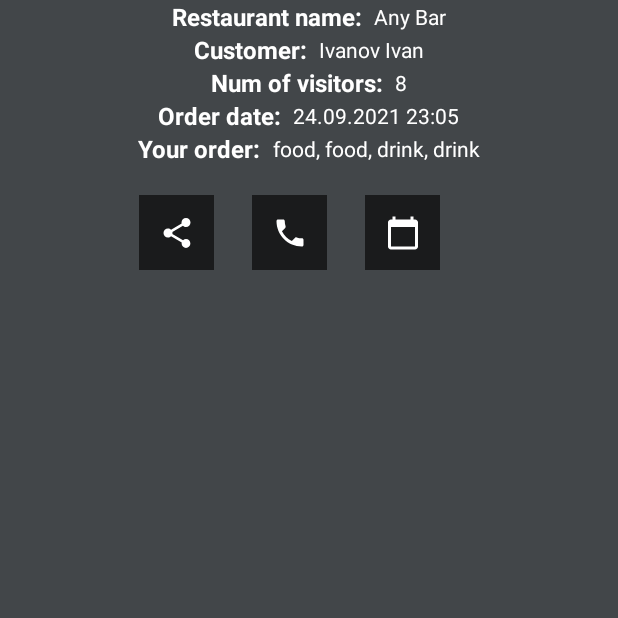
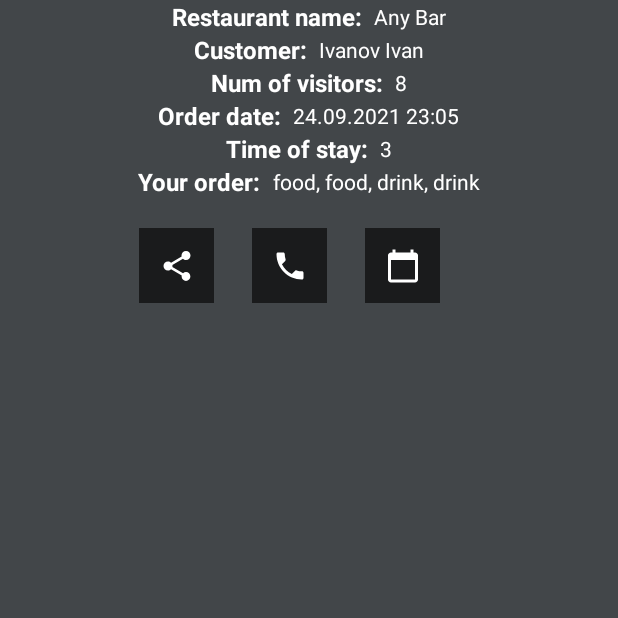
Before and after one commit to Sparrow1001/OrderApp, an Android app: the OrderDetailActivity screen opened directly, with no data from a screen before it, on a phone screen of 412 x 824 dp, the top half of it. Run offline under Robolectric (Android 15) with nearby library versions, the phone set to English and light mode, and no system bars; our stand-ins replace Room's generated code; 5 statements that could not run were skipped.

```diff
--- a/app/src/main/AndroidManifest.xml
+++ b/app/src/main/AndroidManifest.xml
@@ -5,7 +5,7 @@
     <uses-permission android:name="android.permission.READ_CALENDAR"/>
     <uses-permission android:name="android.permission.WRITE_CALENDAR"/>
     <application
-        android:allowBackup="true"
+        android:allowBackup="false"
         android:icon="@mipmap/ic_launcher"
         android:label="@string/app_name"
         android:roundIcon="@mipmap/ic_launcher_round"
--- a/app/src/main/java/com/example/orderapp/Presentation/View/Adapters/OrderListAdapter.java
+++ b/app/src/main/java/com/example/orderapp/Presentation/View/Adapters/OrderListAdapter.java
@@ -37,8 +37,9 @@ public class OrderListAdapter extends RecyclerView.Adapter<OrderListAdapter.Orde
         holder.placeTv.setText(currentOrder.getPlace());
         holder.nameTv.setText(currentOrder.getCustomer());
         holder.numOfVisitorsTv.setText(String.valueOf(currentOrder.getNumOfVisitors()) + " visitors");
-        holder.dateTv.setText(currentOrder.getArrivalTime());
-        holder.foodTv.setText("Your order: food, food, drink, drink");
+        holder.dateTv.setText(currentOrder.getArrivalTime() + " within " + currentOrder.getTimeOfStay() + " hours");
+        holder.foodTv.setText("Your order: "+ currentOrder.getChooseFood());
+
     }
 
     @Override
--- a/app/src/main/java/com/example/orderapp/Presentation/View/AddOrderActivity.java
+++ b/app/src/main/java/com/example/orderapp/Presentation/View/AddOrderActivity.java
@@ -80,10 +80,10 @@ public class AddOrderActivity extends AppCompatActivity {
                     String numOfVisitors = numOfVisitorsEt.getText().toString();
                     String arrivalTime = arrivalTimeEt.getText().toString();
                     String timeOfStay = timeOfStayEt.getText().toString();
-                    String chooseFood = chooseFoodEt.getText().toString();
+                    String choosedFood = chooseFoodEt.getText().toString();
 
                     orderViewModel = new OrderViewModel(getApplication());
-                    orderViewModel.addOrder(place, Integer.parseInt(numOfVisitors), arrivalTime);
+                    orderViewModel.addOrder(place, Integer.parseInt(numOfVisitors), arrivalTime, Integer.parseInt(timeOfStay), choosedFood);
                     finish();
                 }else {
                     Toast.makeText(AddOrderActivity.this, "Заполните все поля", Toast.LENGTH_SHORT).show();
--- a/app/src/main/java/com/example/orderapp/Presentation/View/OrderDetailActivity.java
+++ b/app/src/main/java/com/example/orderapp/Presentation/View/OrderDetailActivity.java
@@ -33,7 +33,7 @@ public class OrderDetailActivity extends AppCompatActivity {
     private static final int MY_PERMISSIONS_REQUEST_ACCESS = 100;
     private LiveData<OrderDTO> order;
     private OrderDetailViewModel orderDetailViewModel;
-    private TextView restNameTv, customerTv, visitorsTv, dateTv, clickToCallTv;
+    private TextView restNameTv, customerTv, visitorsTv, dateTv, orderTv;
     private ImageButton shareBtn, calendarBtn;
 
     @Override
@@ -47,6 +47,7 @@ public class OrderDetailActivity extends AppCompatActivity {
         dateTv = findViewById(R.id.dateTv);
         shareBtn = findViewById(R.id.shareBtn);
         calendarBtn = findViewById(R.id.calendarBtn);
+        orderTv = findViewById(R.id.orderTv);
 
         orderDetailViewModel = new OrderDetailViewModel(getApplication());
 
@@ -60,6 +61,7 @@ public class OrderDetailActivity extends AppCompatActivity {
                 customerTv.setText(orderDTO.getCustomer());
                 visitorsTv.setText(String.valueOf(orderDTO.getNumOfVisitors()));
                 dateTv.setText(orderDTO.getArrivalTime());
+                orderTv.setText(orderDTO.getChooseFood());
 
                 calendarBtn.setOnClickListener(new View.OnClickListener() {
                     @Override
@@ -82,9 +84,9 @@ public class OrderDetailActivity extends AppCompatActivity {
                             }
 
                         cv.put(CalendarContract.Events.TITLE, orderDTO.getPlace());
-                        cv.put(CalendarContract.Events.DESCRIPTION, orderDTO.getCustomer() + "\n"+ orderDTO.getNumOfVisitors() + " visitors");
+                        cv.put(CalendarContract.Events.DESCRIPTION, orderDTO.getCustomer() + "\n"+ orderDTO.getNumOfVisitors() + " visitors"+ "\n" + orderDTO.getChooseFood());
                         cv.put(CalendarContract.Events.DTSTART, startTime.getTimeInMillis());
-                        cv.put(CalendarContract.Events.DTEND, startTime.getTimeInMillis()+1000*120*60);
+                        cv.put(CalendarContract.Events.DTEND, startTime.getTimeInMillis()+1000*60*60*orderDTO.getTimeOfStay());
                         cv.put(CalendarContract.Events.CALENDAR_ID, 2);
                         cv.put(CalendarContract.Events.EVENT_TIMEZONE, Calendar.getInstance().getTimeZone().getID());
                         cr.insert(CalendarContract.Events.CONTENT_URI, cv);
--- a/app/src/main/java/com/example/orderapp/Presentation/ViewModel/OrderViewModel.java
+++ b/app/src/main/java/com/example/orderapp/Presentation/ViewModel/OrderViewModel.java
@@ -35,9 +35,11 @@ public class OrderViewModel extends AndroidViewModel {
 
     public void addOrder(String place,
                          int numOfVisitors,
-                         String arrivalTime){
+                         String arrivalTime,
+                         int timeOfStay,
+                         String choosedFood){
 
-        OrderDTO orderDTO = new OrderDTO("Evgeniy", place, arrivalTime, numOfVisitors);
+        OrderDTO orderDTO = new OrderDTO("Evgeniy", place, arrivalTime, numOfVisitors, timeOfStay, choosedFood);
         insert(orderDTO);
 
     }
--- a/app/src/main/java/com/example/orderapp/Repository/Room/OrderRoomDatabase.java
+++ b/app/src/main/java/com/example/orderapp/Repository/Room/OrderRoomDatabase.java
@@ -12,7 +12,7 @@ import com.example.orderapp.Repository.Room.DAO.OrderDAO;
 import java.util.concurrent.ExecutorService;
 import java.util.concurrent.Executors;
 
-@Database(entities = {OrderDTO.class}, version = 1)
+@Database(entities = {OrderDTO.class}, version = 2)
 public abstract class OrderRoomDatabase extends RoomDatabase {
 
     public abstract OrderDAO orderDAO();
--- a/app/src/main/res/layout/activity_add_order.xml
+++ b/app/src/main/res/layout/activity_add_order.xml
@@ -64,7 +64,6 @@
             android:backgroundTint="@color/white"
             android:layout_width="match_parent"
             android:layout_height="wrap_content"
-            android:focusable="false"
             android:hint="choose food and drinks"/>
 
         <Button
--- a/app/src/main/res/layout/activity_order_detail.xml
+++ b/app/src/main/res/layout/activity_order_detail.xml
@@ -106,6 +106,29 @@
         <TextView
             android:layout_width="wrap_content"
             android:layout_height="wrap_content"
+            android:text="Time of stay:  "
+            android:textColor="@color/white"
+            android:textStyle="bold"
+            android:textSize="16sp"/>
+
+        <TextView
+            android:id="@+id/timeOfStayTv"
+            android:layout_width="wrap_content"
+            android:layout_height="wrap_content"
+            android:textColor="@color/white"
+            android:text="3"
+            android:textSize="14sp"/>
+
+    </LinearLayout>
+
+    <LinearLayout
+        android:layout_width="match_parent"
+        android:layout_height="wrap_content"
+        android:gravity="center">
+
+        <TextView
+            android:layout_width="wrap_content"
+            android:layout_height="wrap_content"
             android:text="Your order:  "
             android:textColor="@color/white"
             android:textStyle="bold"
--- a/app/src/main/res/values-night/themes.xml
+++ b/app/src/main/res/values-night/themes.xml
@@ -1,9 +1,9 @@
 <resources xmlns:tools="http://schemas.android.com/tools">
     <!-- Base application theme. -->
-    <style name="Theme.OrderApp" parent="Theme.MaterialComponents.DayNight.DarkActionBar">
+    <style name="Theme.OrderApp" parent="Theme.MaterialComponents.DayNight.NoActionBar">
         <!-- Primary brand color. -->
-        <item name="colorPrimary">@color/purple_200</item>
-        <item name="colorPrimaryVariant">@color/purple_700</item>
+        <item name="colorPrimary">@color/dark_grey</item>
+        <item name="colorPrimaryVariant">@color/grey</item>
         <item name="colorOnPrimary">@color/black</item>
         <!-- Secondary brand color. -->
         <item name="colorSecondary">@color/teal_200</item>
```
Also changed, not shown: app/src/main/java/com/example/orderapp/Repository/Model/OrderDTO.java (+23 -1 lines).
